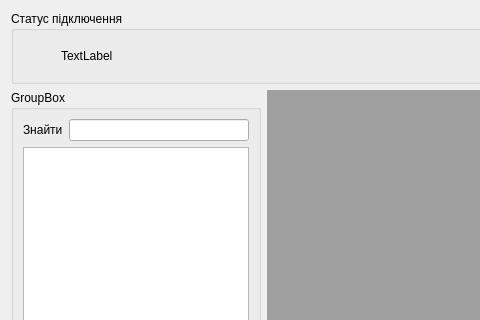
The window that DatabseDialog/databsedialog.ui (rust3128/Istari) describes before a commit, drawn with Qt 5; both pictures show x 0 to 480 and y 0 to 320 of the 1004 by 687 pixel window.
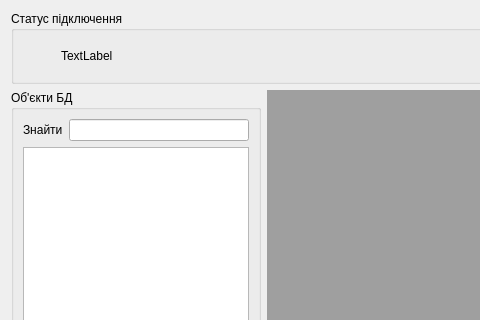
The same window after the commit. Icons and pictures are not drawn.

```diff
--- a/DatabseDialog/databsedialog.ui
+++ b/DatabseDialog/databsedialog.ui
@@ -70,7 +70,7 @@
       </size>
      </property>
      <property name="title">
-      <string>GroupBox</string>
+      <string>Об'єкти БД</string>
      </property>
      <layout class="QGridLayout" name="gridLayout_2">
       <item row="1" column="0" colspan="2">
```
